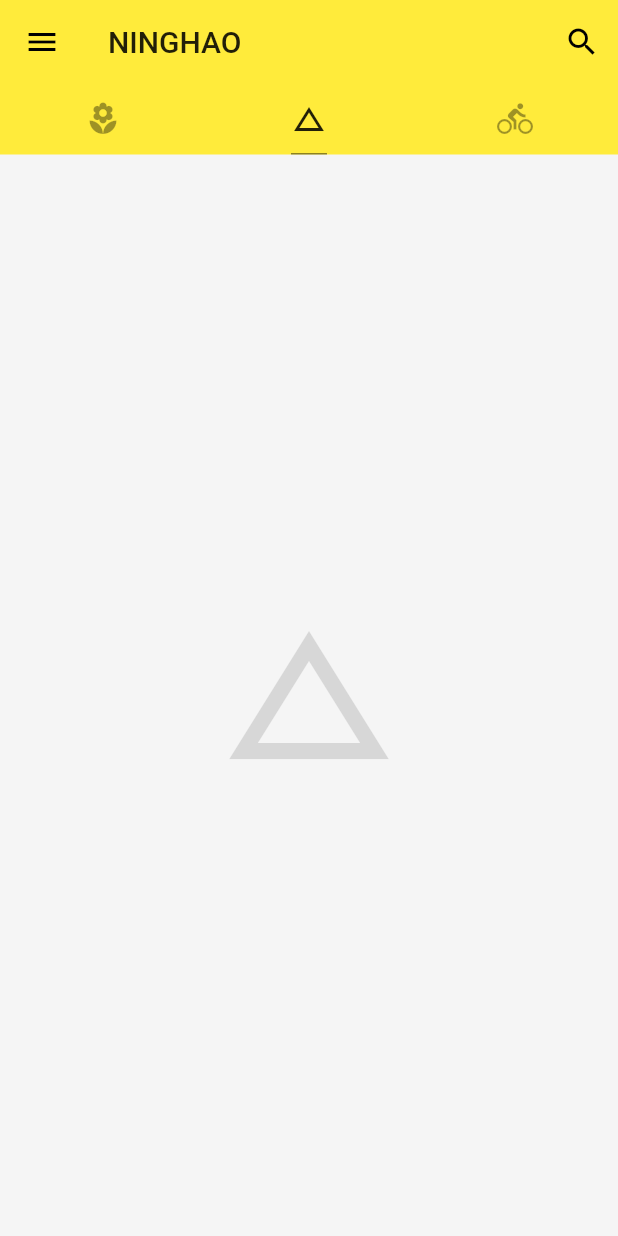
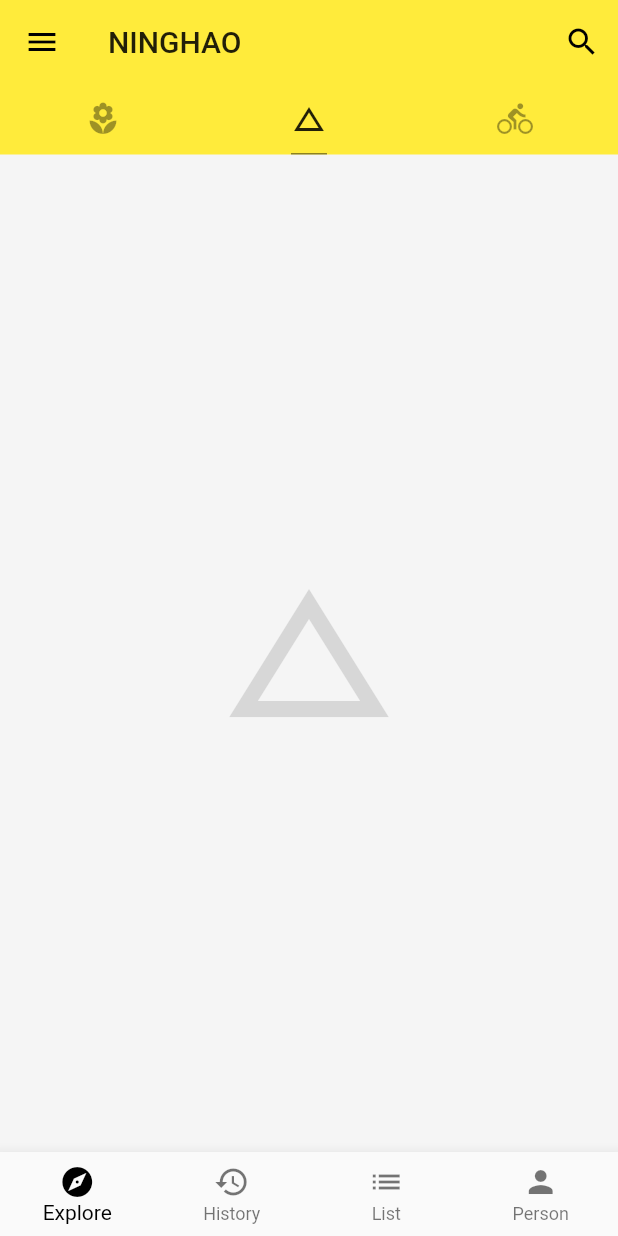
Before and after one commit to Wuriqilang/IM, a Flutter app: the screen it shows after launch, tab 2 chosen, on a phone screen of 412 x 824 dp. Run offline on Flutter 3.47's test engine with Material 2 defaults, Android fonts, the phone set to English and light mode, and no system bars; network calls fail.

Commit message:
完成了一个简单的app

```diff
--- /dev/null
+++ b/im_flutter/lib/demo/bottom_navigation_bar_demo.dart
@@ -0,0 +1,37 @@
+import 'package:flutter/material.dart';
+
+class BottomNavigationBarDemo extends StatefulWidget {
+  @override
+  State<StatefulWidget> createState() {
+    return _BottomNavigationBarDemoState();
+  }
+}
+
+class _BottomNavigationBarDemoState extends State<BottomNavigationBarDemo> {
+  int _currentIndex = 0;
+
+  void _onTapHandler(int index) {
+    setState(() {
+      _currentIndex = index;
+    });
+  }
+
+  @override
+  Widget build(BuildContext context) {
+    // TODO: implement build
+    return BottomNavigationBar(
+        currentIndex: _currentIndex,
+        type: BottomNavigationBarType.fixed,
+        fixedColor: Colors.black,
+        onTap: _onTapHandler,
+        items: [
+          BottomNavigationBarItem(
+              icon: Icon(Icons.explore), title: Text('Explore')),
+          BottomNavigationBarItem(
+              icon: Icon(Icons.history), title: Text('History')),
+          BottomNavigationBarItem(icon: Icon(Icons.list), title: Text('List')),
+          BottomNavigationBarItem(
+              icon: Icon(Icons.person), title: Text('Person'))
+        ]);
+  }
+}
--- a/im_flutter/lib/main.dart
+++ b/im_flutter/lib/main.dart
@@ -1,5 +1,6 @@
 import 'package:flutter/material.dart';
 import 'demo/listview_demo.dart';
+import 'demo/bottom_navigation_bar_demo.dart';
 
 void main() => runApp(App());
 
@@ -47,7 +48,7 @@
           ),
           body: TabBarView(
             children: <Widget>[
-              Icon(Icons.local_florist, size: 128.0, color: Colors.black12),
+              ListViewDemo(),
               Icon(Icons.change_history, size: 128.0, color: Colors.black12),
               Icon(Icons.directions_bike, size: 128.0, color: Colors.black12)
             ],
@@ -96,7 +97,8 @@
                 )
               ],
             ),
-          )),
+          ),
+          bottomNavigationBar: BottomNavigationBarDemo()),
     );
   }
 }
```
